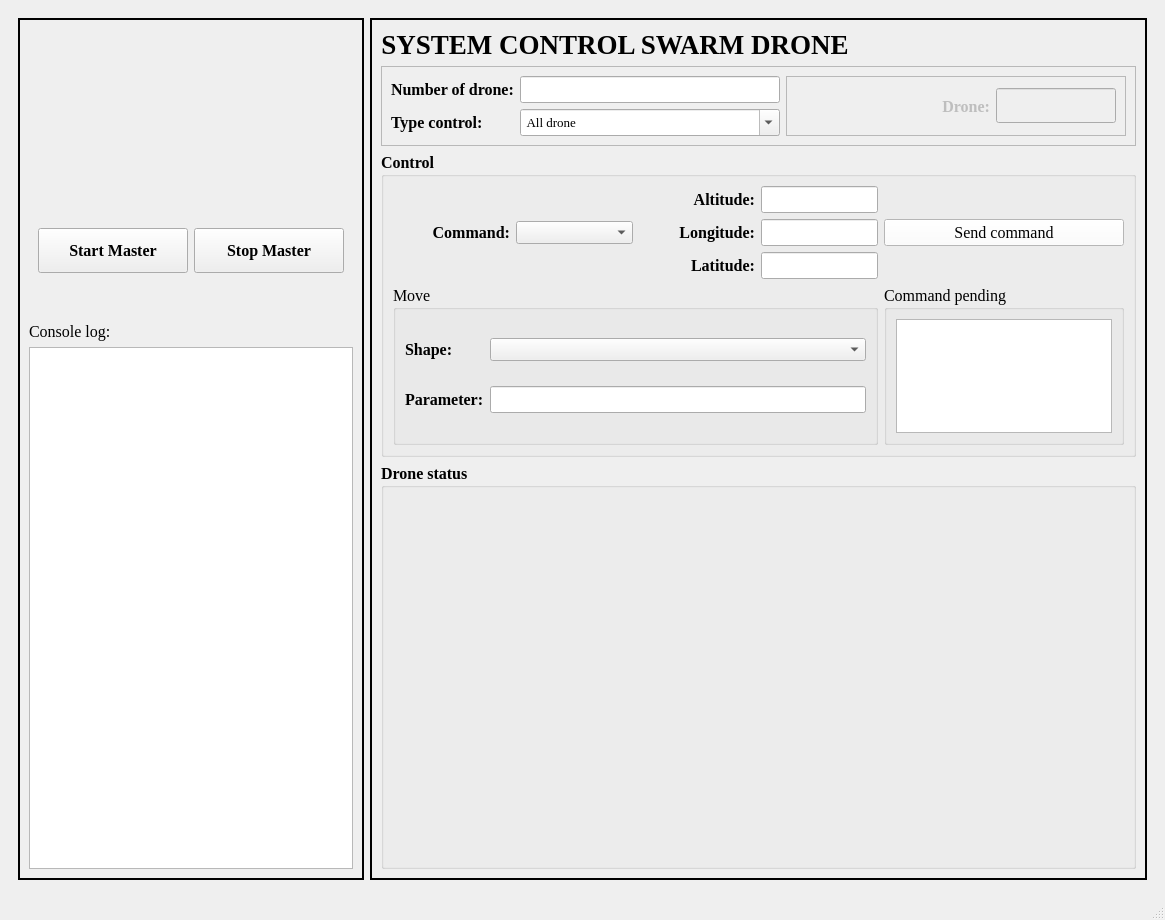
Old version of the form MQTT/Tryout_MQTT5/systemControlDrone.ui in the repository cuongcodeF4/Swarm_quadcopter-.
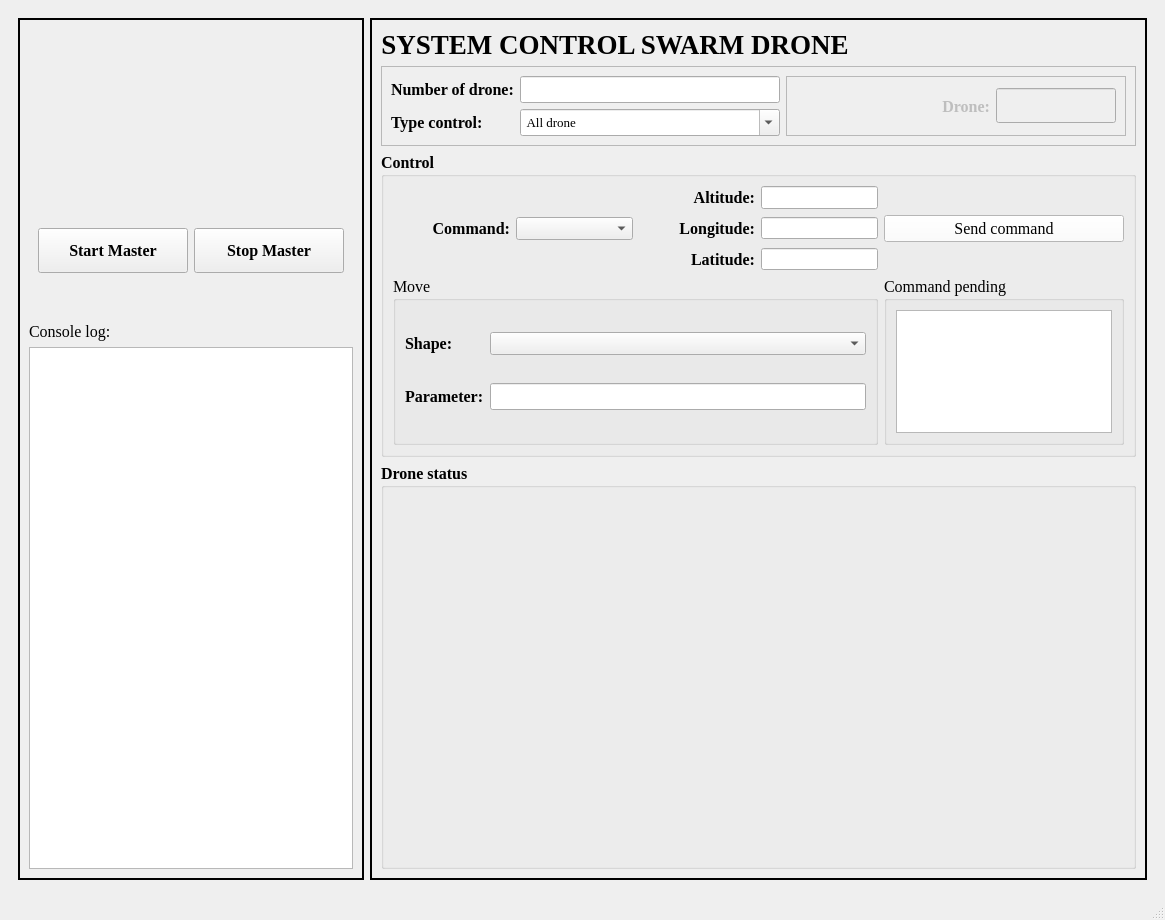
New version of the form. Icons and pictures are not drawn.

Commit message: Fix bug related to the number of each drone was received incorrectly

```diff
--- a/MQTT/Tryout_MQTT5/systemControlDrone.ui
+++ b/MQTT/Tryout_MQTT5/systemControlDrone.ui
@@ -609,7 +609,7 @@
             <property name="minimumSize">
              <size>
               <width>420</width>
-              <height>200</height>
+              <height>270</height>
              </size>
             </property>
             <property name="font">
@@ -625,10 +625,26 @@
             </property>
             <layout class="QGridLayout" name="gridLayout_2" rowstretch="1,0,0,0,0,0">
              <item row="1" column="3">
-              <widget class="QLineEdit" name="longValue"/>
+              <widget class="QLineEdit" name="longValue">
+               <property name="font">
+                <font>
+                 <pointsize>8</pointsize>
+                 <weight>50</weight>
+                 <bold>false</bold>
+                </font>
+               </property>
+              </widget>
              </item>
              <item row="0" column="3">
-              <widget class="QLineEdit" name="altValue"/>
+              <widget class="QLineEdit" name="altValue">
+               <property name="font">
+                <font>
+                 <pointsize>10</pointsize>
+                 <weight>50</weight>
+                 <bold>false</bold>
+                </font>
+               </property>
+              </widget>
              </item>
              <item row="1" column="0">
               <widget class="QLabel" name="command">
@@ -649,7 +665,15 @@
               </widget>
              </item>
              <item row="2" column="3">
-              <widget class="QLineEdit" name="latValue"/>
+              <widget class="QLineEdit" name="latValue">
+               <property name="font">
+                <font>
+                 <pointsize>8</pointsize>
+                 <weight>50</weight>
+                 <bold>false</bold>
+                </font>
+               </property>
+              </widget>
              </item>
              <item row="3" column="0" rowspan="3" colspan="4">
               <widget class="QGroupBox" name="groupBoxMove">
@@ -766,9 +790,17 @@
                   <property name="minimumSize">
                    <size>
                     <width>120</width>
-                    <height>100</height>
+                    <height>70</height>
                    </size>
                   </property>
+                  <property name="font">
+                   <font>
+                    <pointsize>8</pointsize>
+                   </font>
+                  </property>
+                  <property name="readOnly">
+                   <bool>true</bool>
+                  </property>
                  </widget>
                 </item>
                </layout>
```
Left out of the diff: 7 changed lines with no effect on the pictures. The commit also changes 13 other files.
